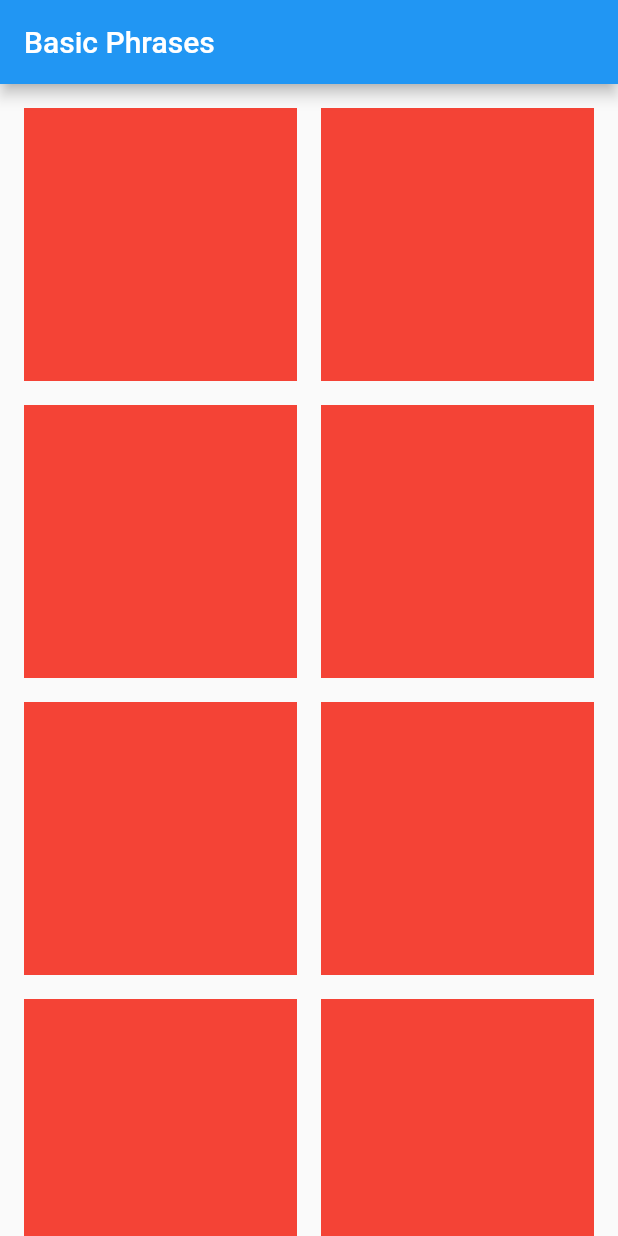
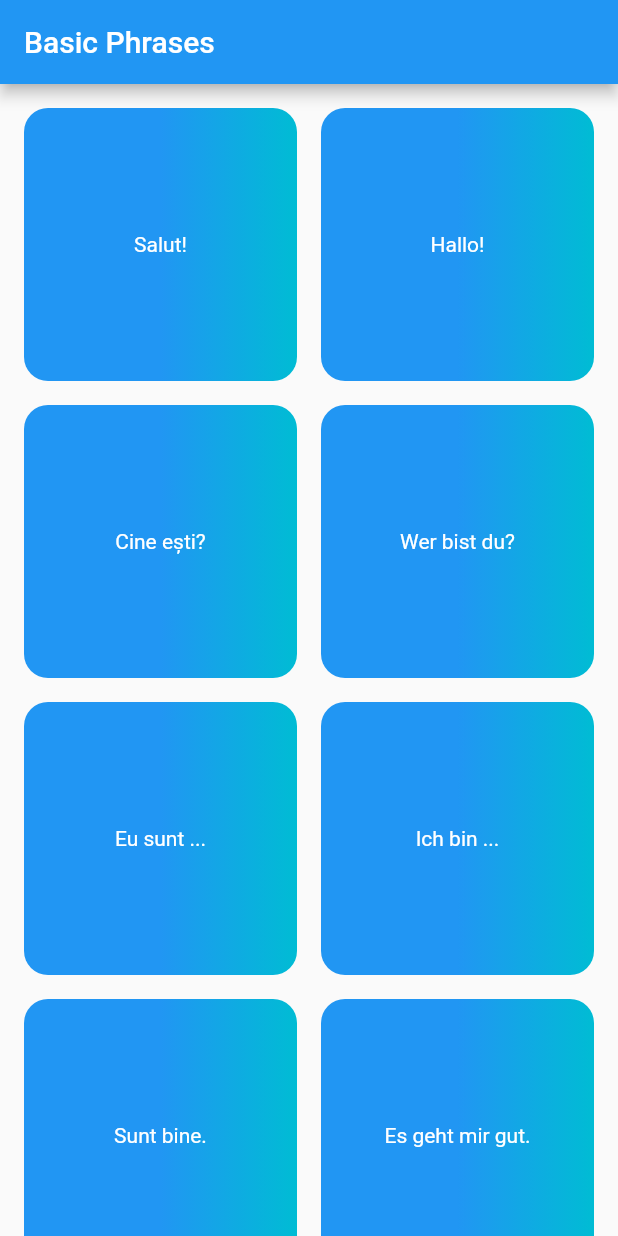
Before and after one commit to titratcristina/flutter_atelierul_digital, a Flutter app: the screen it shows after launch, on a phone screen of 412 x 824 dp. Run offline on Flutter 3.47's test engine with Material 2 defaults, Android fonts, the phone set to English and light mode, and no system bars; our stand-ins replace audioplayers.

Commit message:
Add audio to basic_phrases.dart

```diff
--- a/lib/curs3/basic_phrases.dart
+++ b/lib/curs3/basic_phrases.dart
@@ -1,5 +1,6 @@
 import 'package:flutter/material.dart';
 import 'package:flutter/cupertino.dart';
+import 'package:audioplayers/audio_cache.dart';
 
 void main() {
   runApp(const MyApp());
@@ -24,6 +25,18 @@ class HomePage extends StatefulWidget {
 }
 
 class _HomePageState extends State<HomePage> {
+  AudioCache _audioCache;
+  final List<String> _audioNames = <String>['Salut!', 'Hallo!','Cine ești?', 'Wer bist du?', 'Eu sunt ...', 'Ich bin ...', 'Sunt bine.', 'Es geht mir gut.'];
+  final List<String> _audioFiles = <String>['salut.mp3', 'hallo.mp3','cineesti.mp3', 'werbistdu.mp3', 'eusunt.mp3', 'ichbin.mp3', 'suntbine.mp3', 'esgehtmirgut.mp3'];
+
+  @override
+  void initState() {
+    super.initState();
+    _audioCache = AudioCache(
+      prefix: '/Users/cristina/IdeaProjects/flutter_atelierul_digital/lib/curs3/audio/',
+    );
+  }
+
   @override
   Widget build(BuildContext context) {
     return Scaffold(
@@ -32,7 +45,7 @@ class _HomePageState extends State<HomePage> {
       ),
 
       body: GridView.builder(
-        itemCount: 100,
+        itemCount: 8,
         padding: const EdgeInsets.all(16.0),
         gridDelegate: const SliverGridDelegateWithFixedCrossAxisCount(
           crossAxisCount: 2,
@@ -42,7 +55,26 @@ class _HomePageState extends State<HomePage> {
         ),
         itemBuilder: (BuildContext context, int index) {
           return Container(
-            color: Colors.red,
+            decoration: const BoxDecoration(
+              gradient: LinearGradient(
+                begin: Alignment.center,
+                end: Alignment.centerRight,
+                colors: <Color>[
+                  Colors.blue,
+                  Colors.cyan,
+                ],
+              ),
+              borderRadius: BorderRadius.all(
+                Radius.circular(16.0),
+              ),
+            ),
+            child: RawMaterialButton(
+              onPressed: () => _audioCache.play('${_audioFiles[index]}'),
+              child: Text(
+                '${_audioNames[index]}',
+                style: const TextStyle(color: Colors.white),
+              ),
+            ),
           );
         },
       ),
```
